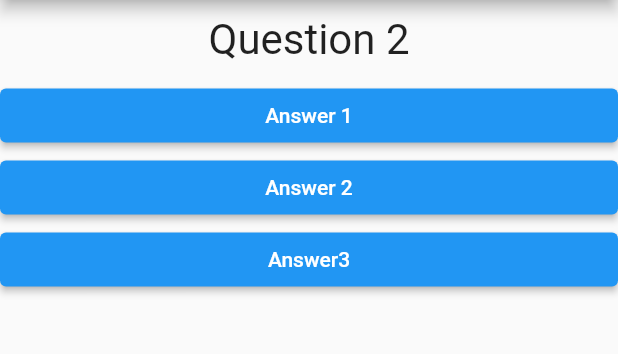
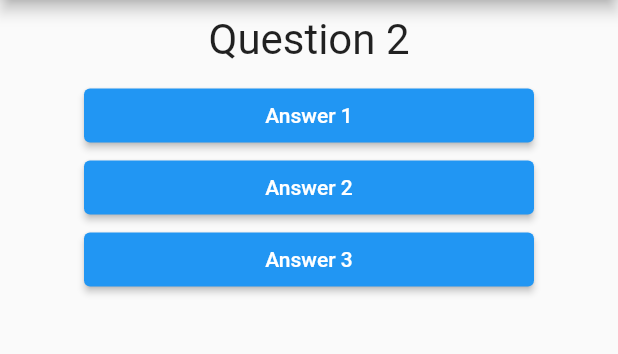
Before and after one commit to Keepingshtum/LearningFlutter, a Flutter app: the screen it shows after launch, after a tap on "Answer 1", on a phone screen of 412 x 824 dp, the part 84-438 px from its top. Run offline on Flutter 3.47's test engine with Material 2 defaults, Android fonts, the phone set to English and light mode, and no system bars.

Commit message:
Finishing the basic app

```diff
--- a/first_app/lib/answer.dart
+++ b/first_app/lib/answer.dart
@@ -10,7 +10,7 @@ class Answer extends StatelessWidget {
   @override
   Widget build(BuildContext context) {
     return Container(
-      width: double.infinity,
+      width: 300,
       child: ElevatedButton(onPressed: selectHandler, child: Text(answerText)),
     );
   }
--- a/first_app/lib/main.dart
+++ b/first_app/lib/main.dart
@@ -1,6 +1,7 @@
+import 'package:first_app/quiz.dart';
 import 'package:flutter/material.dart';
-import './question.dart';
-import './answer.dart';
+import './quiz.dart';
+import './result.dart';
 
 void main(List<String> args) {
   runApp(FirstApp());
@@ -14,49 +15,60 @@ class FirstApp extends StatefulWidget {
 }
 
 class FirstAppState extends State<FirstApp> {
-  static const questions = [
+  static const _questions = [
     {
       "questionText": "Question 1",
-      'answers': ["Answer 1", "Answer 2", "Answer3"],
+      'answers': [
+        {"text": "Answer 1", "score": 1},
+        {"text": "Answer 2", "score": 2},
+        {"text": "Answer 3", "score": 3}
+      ],
     },
     {
       "questionText": "Question 2",
-      'answers': ["Answer 1", "Answer 2", "Answer3"],
+      'answers': [
+        {"text": "Answer 1", "score": 1},
+        {"text": "Answer 2", "score": 2},
+        {"text": "Answer 3", "score": 3}
+      ],
     },
     {
       "questionText": "Question 3",
-      'answers': ["Answer 1", "Answer 2", "Answer3"],
+      'answers': [
+        {"text": "Answer 1", "score": 1},
+        {"text": "Answer 2", "score": 2},
+        {"text": "Answer 3", "score": 3}
+      ],
     }
   ];
   var _questionIndex = 0;
+  var _totalScore = 0;
 
-  void _answerQuestion() {
+  void _answerQuestion(int score) {
     setState(() {
       _questionIndex += 1;
-      if (_questionIndex >= questions.length) {
-        _questionIndex = 0;
-      }
+      _totalScore += score;
     });
     print(_questionIndex);
+  }
+
+  void _restartQuiz() {
+    setState(() {
+      _questionIndex = 0;
+      _totalScore = 0;
+    });
   }
 
   @override
   Widget build(BuildContext context) {
     return MaterialApp(
       home: Scaffold(
-        appBar: AppBar(
-          title: Text("First App"),
-        ),
-        body: Column(
-          children: [
-            Question(questions[_questionIndex]["questionText"] as String),
-            ...(questions[_questionIndex]["answers"] as List<String>)
-                .map((answer) {
-              return (Answer(_answerQuestion, answer));
-            }).toList()
-          ],
-        ),
-      ),
+          appBar: AppBar(
+            title: Text("First App"),
+          ),
+          body: _questionIndex < _questions.length
+              ? Quiz(_questions, _answerQuestion, _questionIndex)
+              : Result(_totalScore, _restartQuiz)),
     );
   }
 }
--- /dev/null
+++ b/first_app/lib/quiz.dart
@@ -0,0 +1,30 @@
+import 'package:flutter/material.dart';
+
+import './question.dart';
+import './answer.dart';
+
+class Quiz extends StatelessWidget {
+  final answerQuestion;
+  final int questionIndex;
+  final List<Map<String, Object>> questions;
+
+  Quiz(
+    this.questions,
+    this.answerQuestion,
+    this.questionIndex,
+  );
+
+  @override
+  Widget build(BuildContext context) {
+    return Column(
+      children: [
+        Question(questions[questionIndex]["questionText"] as String),
+        ...(questions[questionIndex]["answers"] as List<Map<String, Object>>)
+            .map((answer) {
+          return (Answer(
+              () => answerQuestion(answer["score"]), answer["text"] as String));
+        }).toList()
+      ],
+    );
+  }
+}
```
Also changed, not shown: first_app/lib/result.dart (added, +34 -0 lines).
